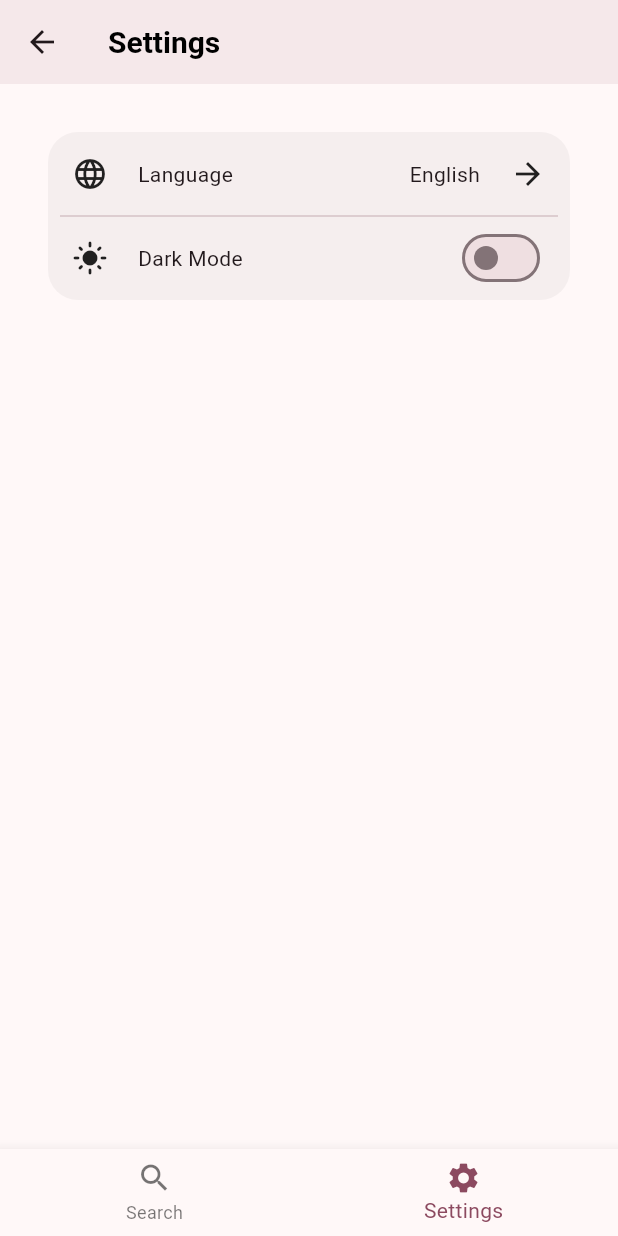
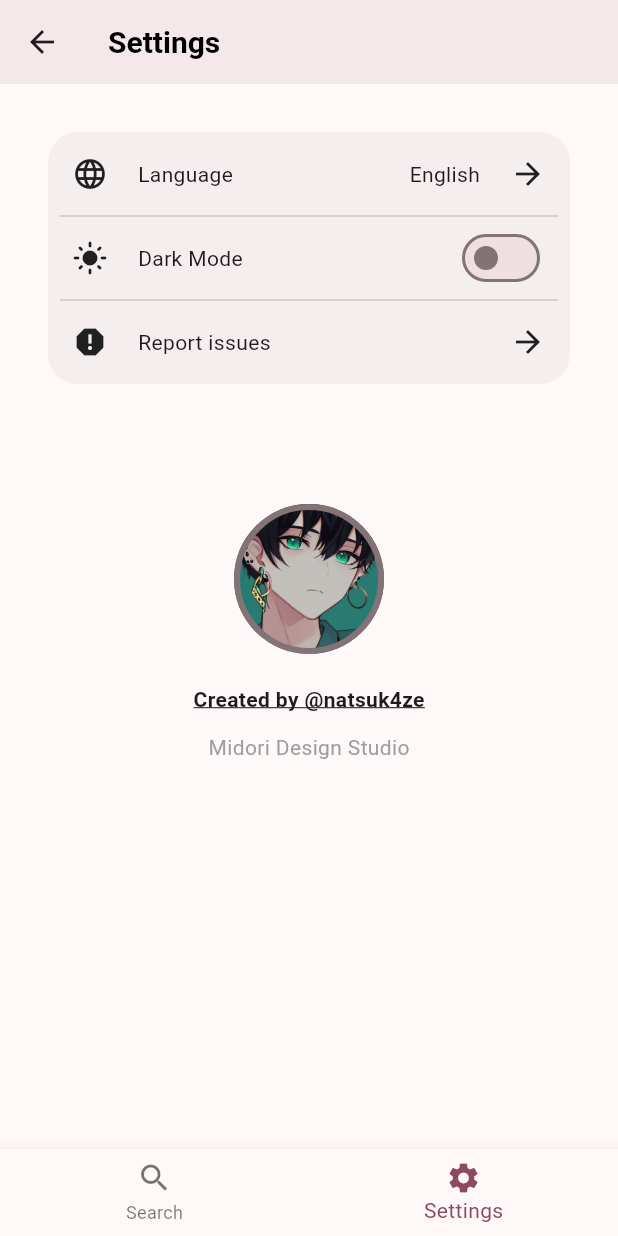
Before and after one commit to natsuk4ze/npm, a Flutter app: the SettingsPage screen opened by its route, on a phone screen of 412 x 824 dp. Run offline on Flutter 3.47's test engine with Material 3 defaults, Android fonts, the light colour scheme and no system bars; our stand-ins replace dio, flutter_hooks, freezed_annotation, gap, go_router, hooks_riverpod and 1 more; missing offline and left inert: markdown_widget; generated files the repository leaves out were written again; statements that could not run were skipped.

Commit message:
Add license

```diff
--- a/lib/features/settings/settings_page.dart
+++ b/lib/features/settings/settings_page.dart
@@ -5,6 +5,8 @@ import 'package:hooks_riverpod/hooks_riverpod.dart';
 import 'package:npm/features/settings/language.dart';
 import 'package:npm/features/settings/theme.dart';
 import 'package:npm/router.dart';
+import 'package:npm/widgets/link_text.dart';
+import 'package:url_launcher/url_launcher.dart';
 
 class SettingsPage extends ConsumerWidget {
   const SettingsPage({super.key});
@@ -22,7 +24,9 @@ class SettingsPage extends ConsumerWidget {
           padding: const EdgeInsets.all(32),
           child: Align(
             alignment: Alignment.topCenter,
-            child: Container(
+            child: Column(
+              children: [
+                Container(
                   decoration: BoxDecoration(
                     borderRadius: BorderRadius.circular(20),
                     color: Theme.of(context).hoverColor,
@@ -35,9 +39,15 @@ class SettingsPage extends ConsumerWidget {
                         _LanguageItem(),
                         Divider(),
                         _DarkModeItem(),
+                        Divider(),
+                        _ReportItem(),
                       ],
                     ),
                   ),
+                ),
+                const Gap(80),
+                const _Lecense(),
+              ],
             ),
           ),
         ),
@@ -96,6 +106,60 @@ class _DarkModeItem extends ConsumerWidget {
   }
 }
 
+class _ReportItem extends ConsumerWidget {
+  const _ReportItem();
+
+  @override
+  Widget build(BuildContext context, WidgetRef ref) {
+    final translate = ref.watch(translationProvider);
+
+    return _BaseItem(
+      icon: Icons.report,
+      leading: translate.settingsPage.report,
+      trailing: const Icon(Icons.arrow_forward),
+      onTap: () async =>
+          launchUrl(Uri.parse('https://github.com/natsuk4ze/npm/issues')),
+    );
+  }
+}
+
+class _Lecense extends StatelessWidget {
+  const _Lecense();
+
+  @override
+  Widget build(BuildContext context) {
+    return Column(
+      children: [
+        Container(
+          width: 100,
+          height: 100,
+          decoration: BoxDecoration(
+            border: Border.all(
+              color: Theme.of(context).dividerColor,
+              width: 4,
+            ),
+            shape: BoxShape.circle,
+            image: DecorationImage(
+              image: Image.asset('assets/owner.png').image,
+              fit: BoxFit.cover,
+            ),
+          ),
+        ),
+        const Gap(20),
+        const LinkText(
+          'https://github.com/natsuk4ze',
+          text: 'Created by @natsuk4ze',
+        ),
+        const Gap(12),
+        const Text(
+          'Midori Design Studio',
+          style: TextStyle(color: Colors.grey),
+        )
+      ],
+    );
+  }
+}
+
 class _BaseItem extends StatelessWidget {
   const _BaseItem({
     required this.icon,
--- a/lib/i18n/strings.i18n.json
+++ b/lib/i18n/strings.i18n.json
@@ -11,7 +11,8 @@
   "settingsPage": {
     "title": "Settings",
     "language": "Language",
-    "darkMode": "Dark Mode"
+    "darkMode": "Dark Mode",
+    "report": "Report issues"
   },
   "bottomNaviBar": {
     "search": "Search",
--- a/lib/i18n/strings_ja.i18n.json
+++ b/lib/i18n/strings_ja.i18n.json
@@ -11,7 +11,8 @@
   "settingsPage": {
     "title": "設定",
     "language": "言語",
-    "darkMode": "ダークモード"
+    "darkMode": "ダークモード",
+    "report": "問題を報告"
   },
   "bottomNaviBar": {
     "search": "探す",
```
Also changed, not shown: assets/owner.png (added), lib/i18n/strings.g.dart. Lines whose indentation alone changed are shown as unchanged.
